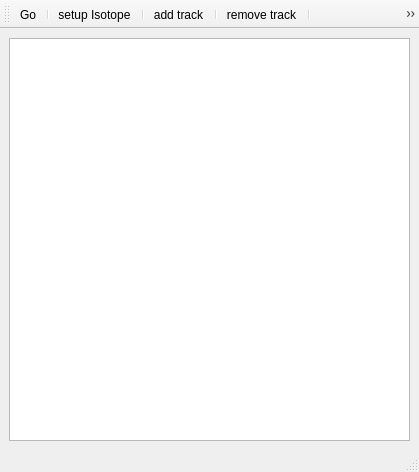
The window that TildaHost/source/Interface/ScanControlUi/Ui_ScanControl.ui (lasersphere/Tilda) describes before a commit, drawn with Qt 5.
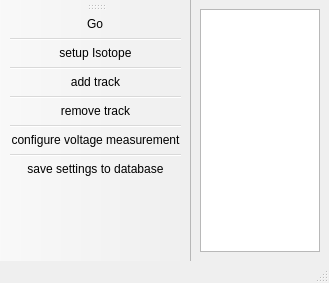
The same window after the commit. Icons and pictures are not drawn.

```diff
--- a/TildaHost/source/Interface/ScanControlUi/Ui_ScanControl.ui
+++ b/TildaHost/source/Interface/ScanControlUi/Ui_ScanControl.ui
@@ -6,8 +6,8 @@
    <rect>
     <x>0</x>
     <y>0</y>
-    <width>419</width>
-    <height>472</height>
+    <width>329</width>
+    <height>283</height>
    </rect>
   </property>
   <property name="windowTitle">
@@ -32,7 +32,7 @@
     <string>toolBar</string>
    </property>
    <attribute name="toolBarArea">
-    <enum>TopToolBarArea</enum>
+    <enum>LeftToolBarArea</enum>
    </attribute>
    <attribute name="toolBarBreak">
     <bool>false</bool>
@@ -45,6 +45,8 @@
    <addaction name="separator"/>
    <addaction name="action_remove_track"/>
    <addaction name="separator"/>
+   <addaction name="actionConfigure_voltage_measurement"/>
+   <addaction name="separator"/>
    <addaction name="actionSave_settings_to_database"/>
   </widget>
   <action name="actionGo">
@@ -84,6 +86,11 @@
     <string>remove track</string>
    </property>
   </action>
+  <action name="actionConfigure_voltage_measurement">
+   <property name="text">
+    <string>configure voltage measurement</string>
+   </property>
+  </action>
  </widget>
  <resources/>
  <connections/>
```
Left out of the diff: 3 changed lines with no effect on the pictures.
